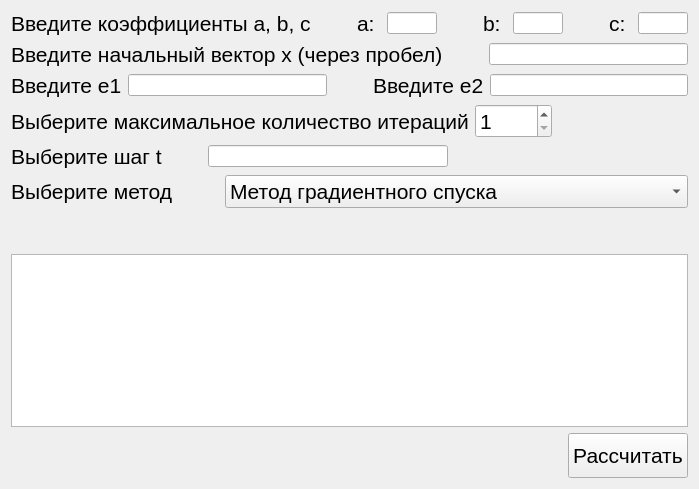
Old version of the form Window.ui in the repository UrazaevR/Methods_Lab2.
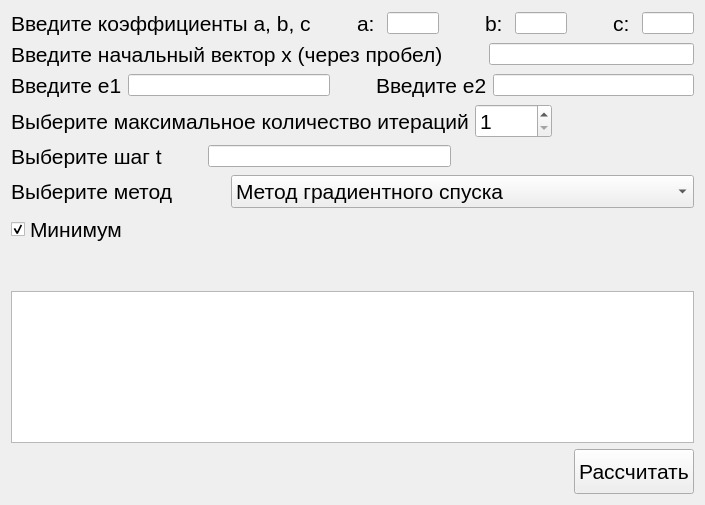
New version of the form.

```diff
--- a/Window.ui
+++ b/Window.ui
@@ -6,8 +6,8 @@
    <rect>
     <x>0</x>
     <y>0</y>
-    <width>699</width>
-    <height>489</height>
+    <width>705</width>
+    <height>505</height>
    </rect>
   </property>
   <property name="windowTitle">
@@ -335,6 +335,27 @@
      </item>
     </layout>
    </item>
+   <item>
+    <widget class="QCheckBox" name="minimum">
+     <property name="font">
+      <font>
+       <pointsize>16</pointsize>
+      </font>
+     </property>
+     <property name="text">
+      <string>Минимум</string>
+     </property>
+     <property name="iconSize">
+      <size>
+       <width>15</width>
+       <height>15</height>
+      </size>
+     </property>
+     <property name="checked">
+      <bool>true</bool>
+     </property>
+    </widget>
+   </item>
    <item>
     <spacer name="verticalSpacer">
      <property name="orientation">
```
